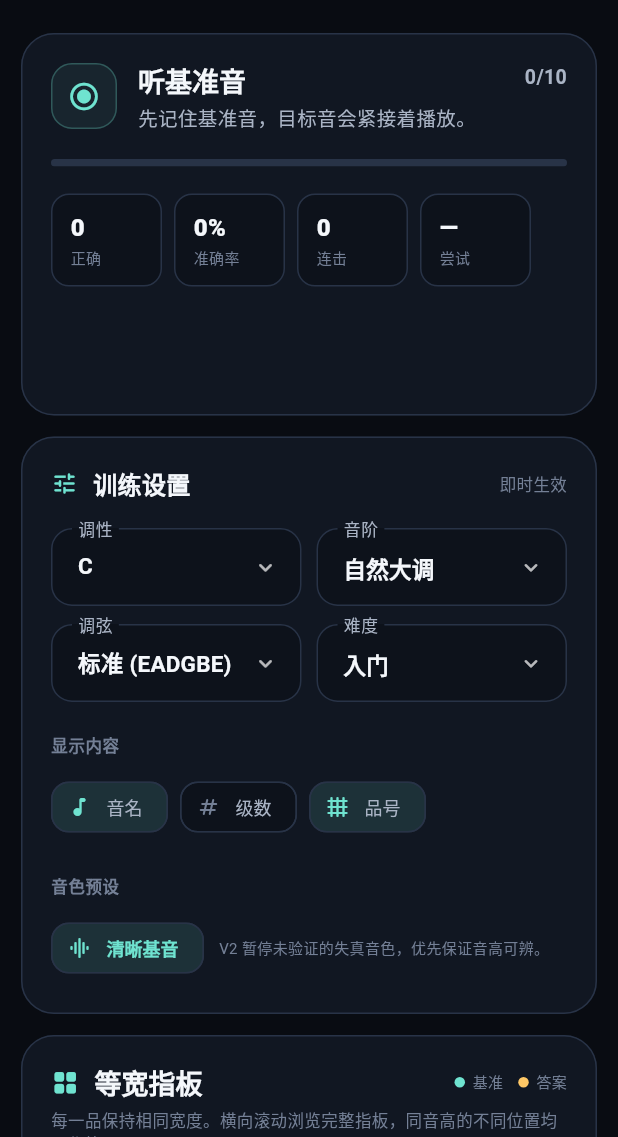
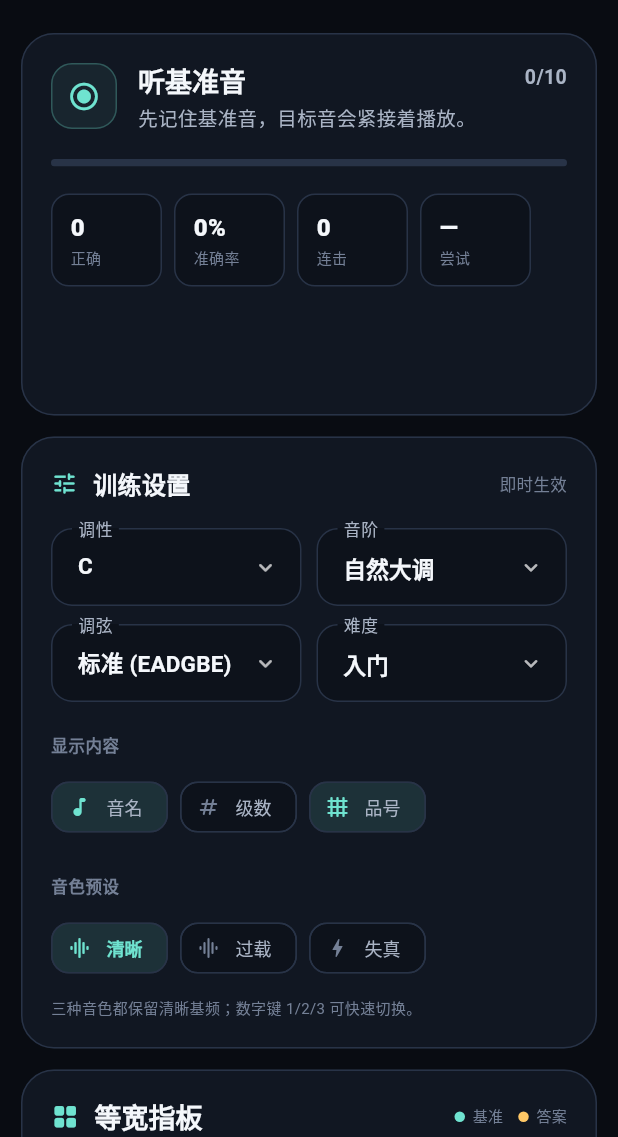
Before and after one commit to wjwpoi/GuitarBridge, a Flutter app: the screen it shows after launch, after a tap on "进入训练工作台", after a tap on "开始训练", on a phone screen of 412 x 824 dp, the part 99-1236 px from its top. Run offline on Flutter 3.47's test engine with Material 3 defaults, Android fonts, the phone set to English and light mode, and no system bars; our stand-ins replace shared_preferences; missing offline and left inert: flutter_soloud.

Commit message:
fix: complete tone modes and audio error state

```diff
--- a/lib/engine/audio_engine.dart
+++ b/lib/engine/audio_engine.dart
@@ -9,10 +9,9 @@ import 'training_audio_port.dart';
 
 enum AudioEngineState { uninitialized, loading, ready, error }
 
-/// Tone modes remain in persisted preferences for migration compatibility.
-///
-/// Audio V2 intentionally uses one pitch-first baseline until additional
-/// timbres pass the same acoustic validation.
+/// The three tone modes are the existing user-facing choices. Each one uses
+/// a generated SoLoud waveform so pitch is still derived directly from MIDI;
+/// no octave-shifted sample is used for any mode.
 enum ToneMode { clean, overdrive, distortion }
 
 /// Pitch-first cross-platform audio service.
@@ -48,6 +47,15 @@ class AudioEngine extends ChangeNotifier implements TrainingAudioPort {
   /// Returns the equal-temperament frequency used by the pitch-first cue.
   static double frequencyForMidi(int midiNote) =>
       440.0 * pow(2.0, (midiNote - 69) / 12.0);
+
+  /// Maps each persisted tone choice to a deterministic pitch-preserving
+  /// waveform. Kept static so pure tests do not construct the native SoLoud
+  /// singleton.
+  static WaveForm waveformForTone(ToneMode mode) => switch (mode) {
+    ToneMode.clean => WaveForm.sin,
+    ToneMode.overdrive => WaveForm.fSaw,
+    ToneMode.distortion => WaveForm.fSquare,
+  };
 
   Future<void> initialize() async {
     if (_state == AudioEngineState.ready || _disposed) return;
@@ -86,8 +94,10 @@ class AudioEngine extends ChangeNotifier implements TrainingAudioPort {
       await _playPitchCue(midiNote, generation);
       return generation == _playbackGeneration && !_disposed;
     } catch (error) {
+      _state = AudioEngineState.error;
       _error = '无法播放 MIDI $midiNote：$error';
       debugPrint('[AudioEngine] playback failed: $error');
+      if (!_disposed) notifyListeners();
       return false;
     } finally {
       if (generation == _playbackGeneration) {
@@ -98,7 +108,12 @@ class AudioEngine extends ChangeNotifier implements TrainingAudioPort {
   }
 
   Future<void> _playPitchCue(int midiNote, int generation) async {
-    final source = await _soloud.loadWaveform(WaveForm.sin, false, 0.25, 1);
+    final source = await _soloud.loadWaveform(
+      waveformForTone(_currentMode),
+      false,
+      0.25,
+      1,
+    );
     final frequency = frequencyForMidi(midiNote);
     _soloud.setWaveformFreq(source, frequency);
     final handle = await _soloud.play(
@@ -152,9 +167,7 @@ class AudioEngine extends ChangeNotifier implements TrainingAudioPort {
 
   Future<void> switchToneMode(ToneMode newMode) async {
     if (_disposed) return;
-    // Audio V2 keeps migration compatibility but deliberately normalizes the
-    // active training timbre to the acoustically verified clean baseline.
-    _currentMode = ToneMode.clean;
+    _currentMode = newMode;
     notifyListeners();
   }
 
--- a/lib/ui/screens/home_screen.dart
+++ b/lib/ui/screens/home_screen.dart
@@ -63,7 +63,7 @@ class _HomeScreenState extends State<HomeScreen> {
     _selectedScale = prefs.selectedScale;
     _selectedTuning = prefs.selectedTuning;
     _selectedDifficulty = prefs.difficulty;
-    _currentToneMode = ToneMode.clean;
+    _currentToneMode = _toneModeFromName(prefs.toneMode);
     _audioEngine.setVolume(prefs.audioVolume);
     _audioEngine.switchToneMode(_currentToneMode);
     _showDegrees = prefs.showDegrees;
@@ -99,6 +99,12 @@ class _HomeScreenState extends State<HomeScreen> {
     return ScaleType.major;
   }
 
+  ToneMode _toneModeFromName(String name) => switch (name) {
+    'overdrive' => ToneMode.overdrive,
+    'distortion' => ToneMode.distortion,
+    _ => ToneMode.clean,
+  };
+
   Tuning get _currentTuning => Tuning.all.firstWhere(
     (candidate) => candidate.name == _selectedTuning,
     orElse: () => Tuning.standard,
@@ -127,6 +133,10 @@ class _HomeScreenState extends State<HomeScreen> {
           },
           const SingleActivator(LogicalKeyboardKey.digit1): () =>
               _switchToneMode(ToneMode.clean),
+          const SingleActivator(LogicalKeyboardKey.digit2): () =>
+              _switchToneMode(ToneMode.overdrive),
+          const SingleActivator(LogicalKeyboardKey.digit3): () =>
+              _switchToneMode(ToneMode.distortion),
         },
         child: Focus(
           autofocus: true,
@@ -556,11 +566,11 @@ class _HomeScreenState extends State<HomeScreen> {
     if (mounted) setState(() {});
   }
 
-  void _switchToneMode(ToneMode _) {
-    if (_currentToneMode != ToneMode.clean) {
-      setState(() => _currentToneMode = ToneMode.clean);
+  void _switchToneMode(ToneMode mode) {
+    if (_currentToneMode != mode) {
+      setState(() => _currentToneMode = mode);
     }
-    _audioEngine.switchToneMode(ToneMode.clean);
+    _audioEngine.switchToneMode(mode);
     _persistCurrentPreferences();
   }
 
@@ -632,7 +642,7 @@ class _HomeScreenState extends State<HomeScreen> {
       _showDegrees = prefs.showDegrees;
       _showNoteNames = prefs.showNoteNames;
       _showFretNumbers = prefs.showFretNumbers;
-      _currentToneMode = ToneMode.clean;
+      _currentToneMode = _toneModeFromName(prefs.toneMode);
     });
     _audioEngine.setVolume(prefs.audioVolume);
     _trainingEngine.questionsPerSession = prefs.questionsPerSession;
--- a/lib/ui/widgets/training_options.dart
+++ b/lib/ui/widgets/training_options.dart
@@ -176,25 +176,27 @@ class TrainingOptionsWidget extends StatelessWidget {
             const SizedBox(height: 20),
             const Text('音色预设', style: _sectionLabelStyle),
             const SizedBox(height: 10),
-            Row(
+            Wrap(
+              spacing: 8,
+              runSpacing: 8,
               children: [
+                _buildToneChip(ToneMode.clean, '清晰', Icons.graphic_eq_rounded),
                 _buildToneChip(
-                  ToneMode.clean,
-                  '清晰基音',
-                  Icons.graphic_eq_rounded,
+                  ToneMode.overdrive,
+                  '过载',
+                  Icons.multitrack_audio_rounded,
                 ),
-                const SizedBox(width: 10),
-                const Expanded(
-                  child: Text(
-                    'V2 暂停未验证的失真音色，优先保证音高可辨。',
-                    style: TextStyle(
-                      color: AppTheme.textMuted,
-                      fontSize: 10,
-                      height: 1.35,
-                    ),
-                  ),
-                ),
+                _buildToneChip(ToneMode.distortion, '失真', Icons.bolt_rounded),
               ],
+            ),
+            const SizedBox(height: 9),
+            const Text(
+              '三种音色都保留清晰基频；数字键 1/2/3 可快速切换。',
+              style: TextStyle(
+                color: AppTheme.textMuted,
+                fontSize: 10,
+                height: 1.35,
+              ),
             ),
           ],
         ),
```
Also changed, not shown: 2 other files.
